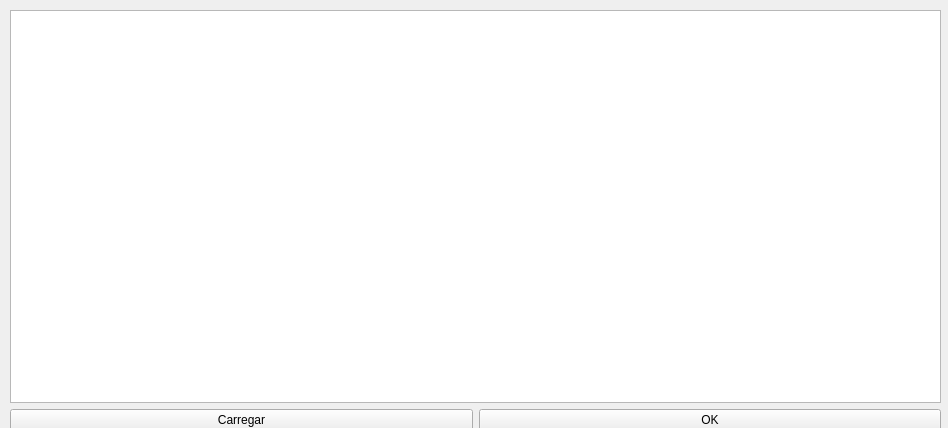
Qt form matrizraci.ui (brunosr1985/TCC_NayBru) before a commit.
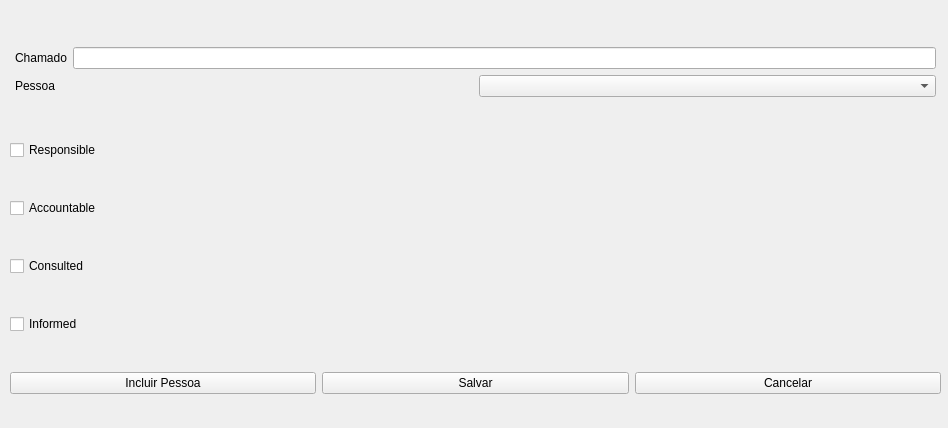
The same form after that commit.

What changed in the file:
```diff
--- a/matrizraci.ui
+++ b/matrizraci.ui
@@ -33,27 +33,81 @@
      <enum>QLayout::SetNoConstraint</enum>
     </property>
     <item>
-     <widget class="QTableView" name="raciTabela">
-      <property name="sizeIncrement">
-       <size>
-        <width>1</width>
-        <height>1</height>
-       </size>
+     <layout class="QHBoxLayout" name="horizontalLayout_2">
+      <property name="leftMargin">
+       <number>5</number>
       </property>
-      <property name="mouseTracking">
-       <bool>true</bool>
+      <property name="topMargin">
+       <number>5</number>
       </property>
-      <property name="autoFillBackground">
-       <bool>true</bool>
+      <property name="rightMargin">
+       <number>5</number>
       </property>
-      <property name="sizeAdjustPolicy">
-       <enum>QAbstractScrollArea::AdjustToContents</enum>
+      <property name="bottomMargin">
+       <number>5</number>
       </property>
-      <property name="gridStyle">
-       <enum>Qt::DashDotLine</enum>
+      <item>
+       <layout class="QVBoxLayout" name="verticalLayout_3">
+        <item>
+         <layout class="QHBoxLayout" name="horizontalLayout_3">
+          <item>
+           <widget class="QLabel" name="Chamado">
+            <property name="text">
+             <string>Chamado</string>
+            </property>
+           </widget>
+          </item>
+          <item>
+           <widget class="QLineEdit" name="linhaChamado"/>
+          </item>
+         </layout>
+        </item>
+        <item>
+         <layout class="QHBoxLayout" name="horizontalLayout_4">
+          <item>
+           <widget class="QLabel" name="labelPessoa">
+            <property name="text">
+             <string>Pessoa</string>
+            </property>
+           </widget>
+          </item>
+          <item>
+           <widget class="QComboBox" name="comboBox"/>
+          </item>
+         </layout>
+        </item>
+       </layout>
+      </item>
+      <item>
+       <layout class="QVBoxLayout" name="verticalLayout_4"/>
+      </item>
+     </layout>
+    </item>
+    <item>
+     <widget class="QCheckBox" name="Responsible">
+      <property name="text">
+       <string>Responsible</string>
       </property>
-      <property name="sortingEnabled">
-       <bool>true</bool>
+     </widget>
+    </item>
+    <item>
+     <widget class="QCheckBox" name="Accountable">
+      <property name="text">
+       <string>Accountable</string>
+      </property>
+     </widget>
+    </item>
+    <item>
+     <widget class="QCheckBox" name="Consulted">
+      <property name="text">
+       <string>Consulted</string>
+      </property>
+     </widget>
+    </item>
+    <item>
+     <widget class="QCheckBox" name="Informed">
+      <property name="text">
+       <string>Informed</string>
       </property>
      </widget>
     </item>
@@ -62,14 +116,21 @@
       <item>
        <widget class="QPushButton" name="raciCarregar">
         <property name="text">
-         <string>Carregar</string>
+         <string>Incluir Pessoa</string>
+        </property>
+       </widget>
+      </item>
+      <item>
+       <widget class="QPushButton" name="raciSalvar">
+        <property name="text">
+         <string>Salvar</string>
         </property>
        </widget>
       </item>
       <item>
        <widget class="QPushButton" name="raciOK">
         <property name="text">
-         <string>OK</string>
+         <string>Cancelar</string>
         </property>
        </widget>
       </item>
```
Left out of the diff: 18 changed lines with no effect on the pictures.
